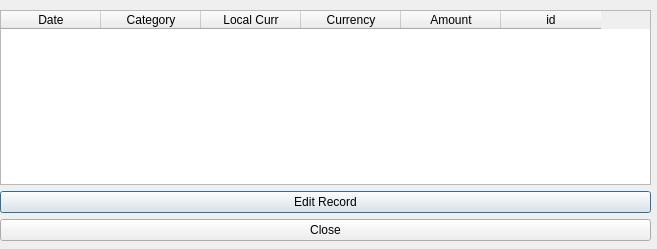
Qt form allexpenses.ui (tvb2/expenses) before a commit.
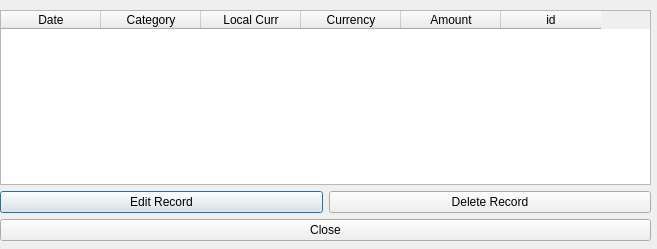
The same form after that commit.

Commit message: Delete Record implemented from Main and AllExp

Patch:
```diff
--- a/allexpenses.ui
+++ b/allexpenses.ui
@@ -92,12 +92,27 @@
      </widget>
     </item>
     <item>
+     <layout class="QHBoxLayout" name="horizontalLayout">
+     <item>
      <widget class="QPushButton" name="pb_EditRecord">
       <property name="text">
        <string>Edit Record</string>
       </property>
      </widget>
     </item>
+
+        <item>
+         <widget class="QPushButton" name="pb_DeleteRecord">
+          <property name="text">
+           <string>Delete Record</string>
+          </property>
+         </widget>
+        </item>
+
+     </layout>
+    </item>
+
+
     <item>
      <widget class="QPushButton" name="pb_Close">
       <property name="text">
```
Lines whose indentation alone changed are shown as unchanged. The commit also changes 11 other files.
